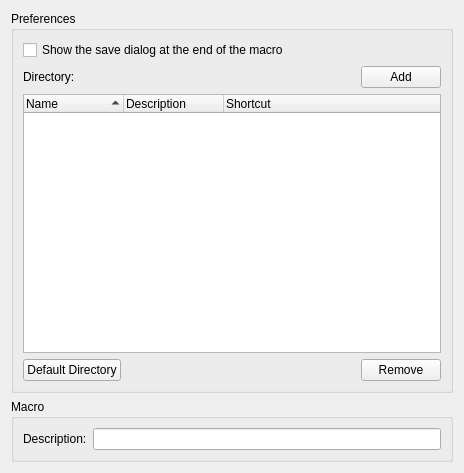
First picture: the form in src/plugins/macros/macrooptionswidget.ui, repository qt-creator/qt-creator, before the edit.
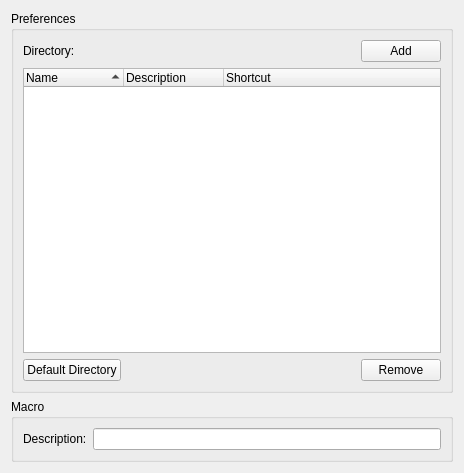
Second picture: the form after the edit. Custom widgets are drawn as their Qt base class.

Commit message:
Add a save macro menu item, and remove the 'show save dialog' option in macro plugin
Merge-request: 240

What changed in the file:
```diff
--- a/src/plugins/macros/macrooptionswidget.ui
+++ b/src/plugins/macros/macrooptionswidget.ui
@@ -20,7 +20,7 @@
       <string>Preferences</string>
      </property>
      <layout class="QGridLayout" name="gridLayout">
-      <item row="1" column="0">
+      <item row="0" column="0">
        <widget class="QLabel" name="label_2">
         <property name="sizePolicy">
          <sizepolicy hsizetype="Minimum" vsizetype="Preferred">
@@ -33,7 +33,7 @@
         </property>
        </widget>
       </item>
-      <item row="1" column="1">
+      <item row="0" column="1">
        <widget class="Utils::PathChooser" name="directoryPathChooser" native="true">
         <property name="sizePolicy">
          <sizepolicy hsizetype="Expanding" vsizetype="Preferred">
@@ -43,14 +43,14 @@
         </property>
        </widget>
       </item>
-      <item row="1" column="2">
+      <item row="0" column="2">
        <widget class="QPushButton" name="addButton">
         <property name="text">
          <string>Add</string>
         </property>
        </widget>
       </item>
-      <item row="2" column="0" colspan="3">
+      <item row="1" column="0" colspan="3">
        <widget class="QTreeWidget" name="treeWidget">
         <property name="textElideMode">
          <enum>Qt::ElideLeft</enum>
@@ -87,14 +87,14 @@
         </column>
        </widget>
       </item>
-      <item row="3" column="0">
+      <item row="2" column="0">
        <widget class="QPushButton" name="defaultButton">
         <property name="text">
          <string>Default Directory</string>
         </property>
        </widget>
       </item>
-      <item row="3" column="1">
+      <item row="2" column="1">
        <spacer name="horizontalSpacer">
         <property name="orientation">
          <enum>Qt::Horizontal</enum>
@@ -107,20 +107,13 @@
         </property>
        </spacer>
       </item>
-      <item row="3" column="2">
+      <item row="2" column="2">
        <widget class="QPushButton" name="removeButton">
         <property name="text">
          <string>Remove</string>
         </property>
        </widget>
       </item>
-      <item row="0" column="0" colspan="3">
-       <widget class="QCheckBox" name="showSaveDialog">
-        <property name="text">
-         <string>Show the save dialog at the end of the macro</string>
-        </property>
-       </widget>
-      </item>
      </layout>
     </widget>
    </item>
```
The commit also changes 10 other files.
